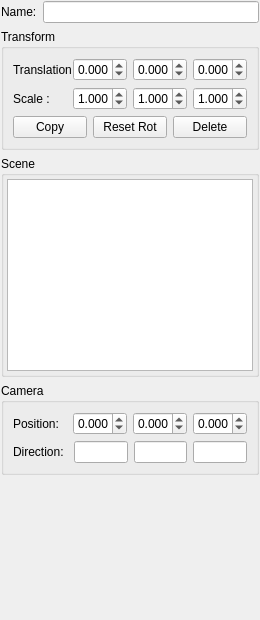
Before: the Qt Designer form Source/TIMEditor/SceneEditor.ui in williamallas/TIMEngine2, drawn with Qt 5.
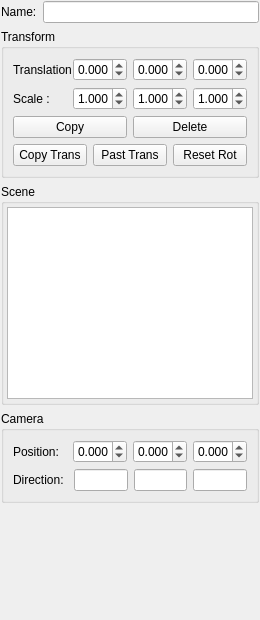
After: the same form once the commit is applied.

Patch:
```diff
--- a/Source/TIMEditor/SceneEditor.ui
+++ b/Source/TIMEditor/SceneEditor.ui
@@ -224,13 +224,6 @@
           </property>
          </widget>
         </item>
-        <item>
-         <widget class="QPushButton" name="resetRotButton">
-          <property name="text">
-           <string>Reset Rot</string>
-          </property>
-         </widget>
-        </item>
         <item>
          <widget class="QPushButton" name="deleteButton">
           <property name="text">
@@ -240,6 +233,31 @@
         </item>
        </layout>
       </item>
+      <item>
+       <layout class="QHBoxLayout" name="horizontalLayout_7">
+        <item>
+         <widget class="QPushButton" name="copyTransButton">
+          <property name="text">
+           <string>Copy Trans</string>
+          </property>
+         </widget>
+        </item>
+        <item>
+         <widget class="QPushButton" name="pastTransButton">
+          <property name="text">
+           <string>Past Trans</string>
+          </property>
+         </widget>
+        </item>
+        <item>
+         <widget class="QPushButton" name="resetRotButton">
+          <property name="text">
+           <string>Reset Rot</string>
+          </property>
+         </widget>
+        </item>
+       </layout>
+      </item>
      </layout>
     </widget>
    </item>
```
